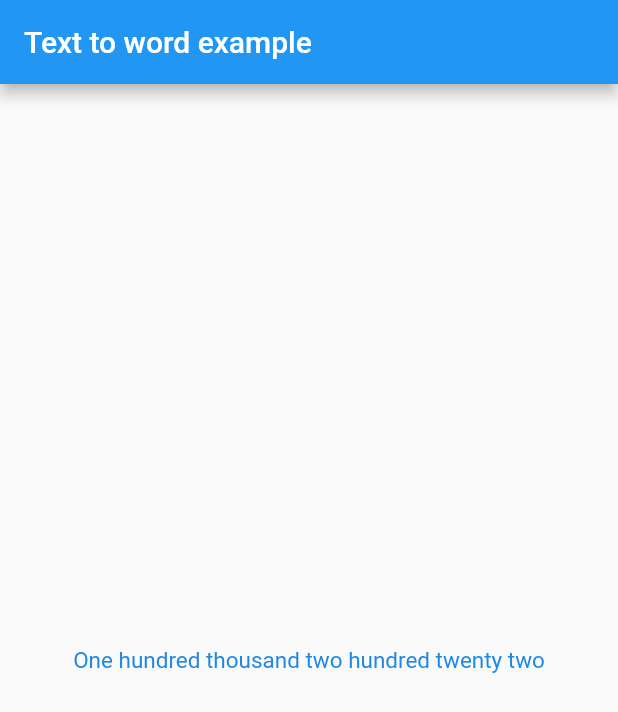
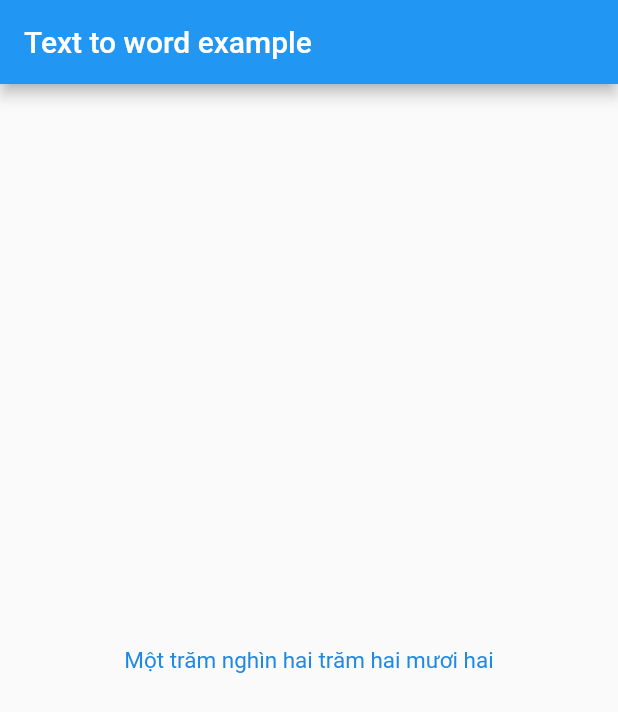
Before and after one commit to DoTungLam96/number_to_word_vi_en, a Flutter app: the screen it shows after launch, on a phone screen of 412 x 824 dp. Shown: the top 712 px of the screen. Run offline on Flutter 3.47's test engine with Material 2 defaults, Android fonts, the phone set to English and light mode, and no system bars.

Commit message:
refactor code

```diff
--- a/example/lib/main.dart
+++ b/example/lib/main.dart
@@ -24,7 +24,7 @@ class _MyAppState extends State<MyApp> {
   @override
   Widget build(BuildContext context) {
     int num = 100222;
-    final cur = Currency(number: num, language: 'en');
+    final cur = Currency(number: num, language: 'vi');
     return MaterialApp(
       home: Scaffold(
         appBar: AppBar(
--- a/lib/src/num_to_word_vi.dart
+++ b/lib/src/num_to_word_vi.dart
@@ -3,7 +3,10 @@ import 'dart:math';
 class NumberToWordsVi {
   NumberToWordsVi._();
 
-  static addSeperator({result = "", seperator = ""}) {
+  static addSeperator({
+    result = "",
+    seperator = "",
+  }) {
     final array = result.split(" ").reverse();
     final tram = array.findIndex((e) => e == "trăm");
     final nghin = array.findIndex((e) => e == "nghìn");
@@ -233,9 +236,9 @@ class NumberToWordsVi {
       }
       var firstUpperLetter = '';
       if (result.endsWith(" ")) {
-        firstUpperLetter = result + "đồng";
+        firstUpperLetter = result;
       } else {
-        firstUpperLetter = result + " đồng";
+        firstUpperLetter = result;
       }
       return firstUpperLetter.substring(0, 1).toUpperCase() +
           firstUpperLetter.substring(1);
```
Also changed, not shown: pubspec.yaml (+3 -55 lines).
